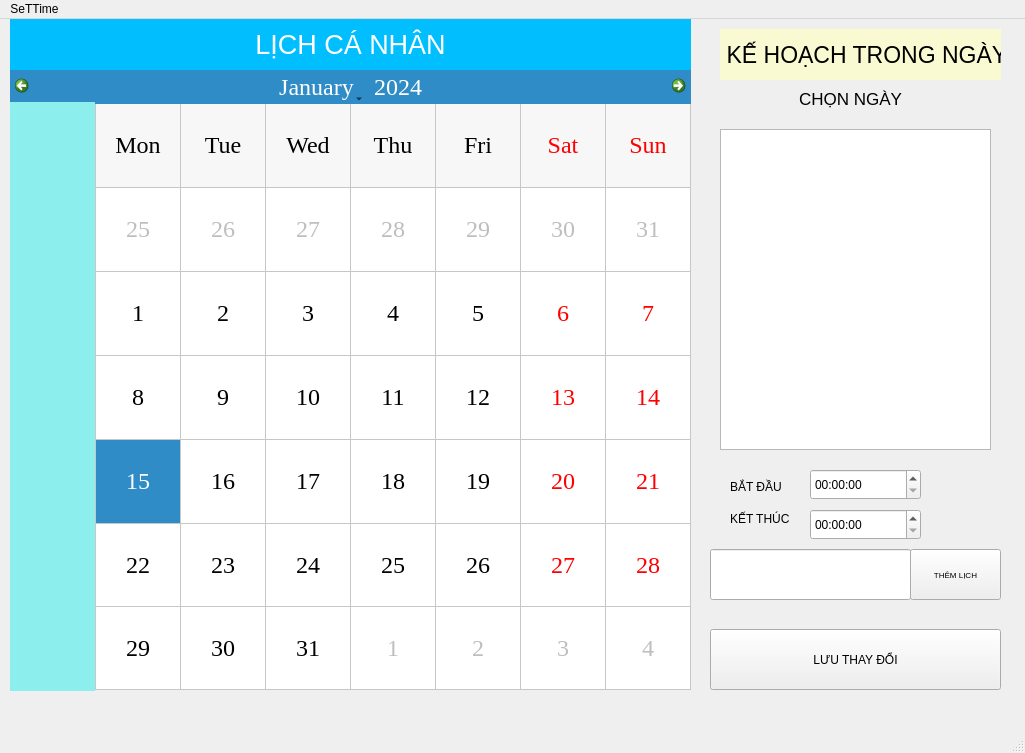
Qt form UI.ui (Monkey-D-Luc/calendar-project) before a commit.
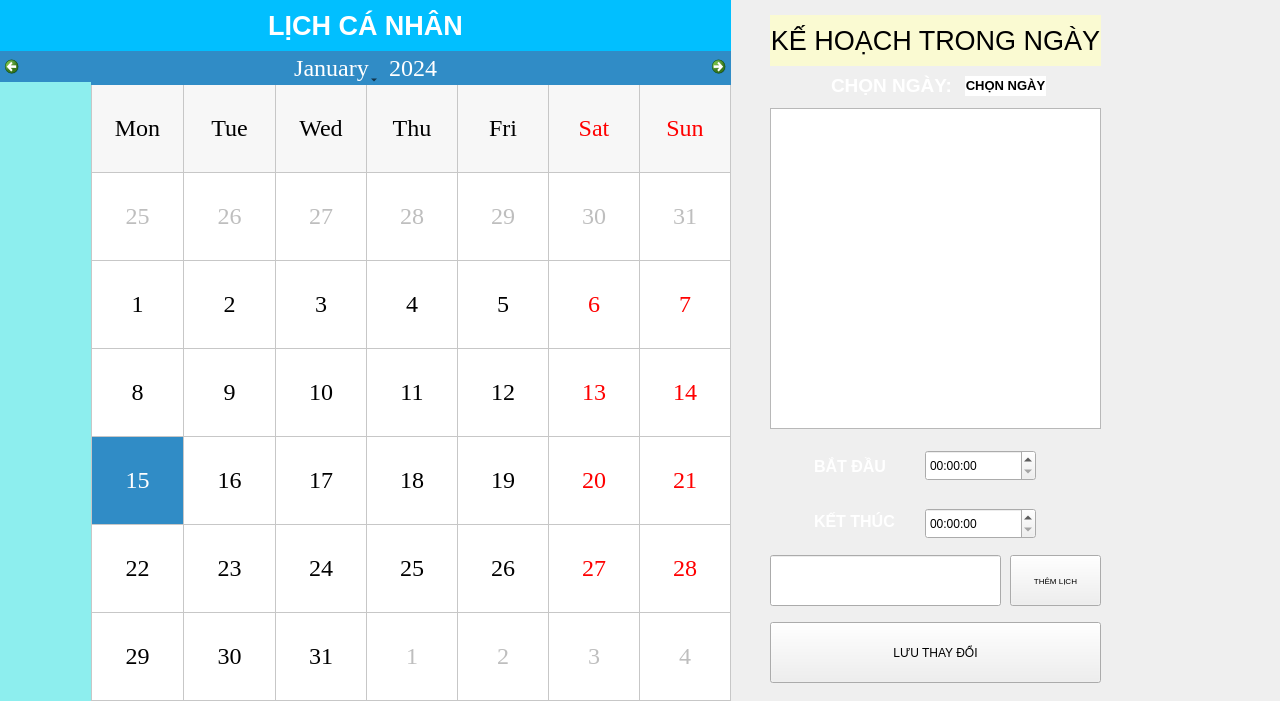
The same form after that commit.

The edit to the form file:
```diff
--- a/UI.ui
+++ b/UI.ui
@@ -2,32 +2,54 @@
 <ui version="4.0">
  <class>MainWindow</class>
  <widget class="QMainWindow" name="MainWindow">
+  <property name="enabled">
+   <bool>true</bool>
+  </property>
   <property name="geometry">
    <rect>
     <x>0</x>
     <y>0</y>
-    <width>1025</width>
-    <height>753</height>
+    <width>1280</width>
+    <height>701</height>
    </rect>
   </property>
+  <property name="font">
+   <font>
+    <kerning>true</kerning>
+   </font>
+  </property>
   <property name="windowTitle">
    <string>MainWindow</string>
   </property>
+  <property name="accessibleDescription">
+   <string/>
+  </property>
+  <property name="layoutDirection">
+   <enum>Qt::LeftToRight</enum>
+  </property>
+  <property name="autoFillBackground">
+   <bool>true</bool>
+  </property>
+  <property name="inputMethodHints">
+   <set>Qt::ImhNone</set>
+  </property>
   <widget class="QWidget" name="centralwidget">
+   <property name="layoutDirection">
+    <enum>Qt::LeftToRight</enum>
+   </property>
    <widget class="QCalendarWidget" name="calendarWidget">
     <property name="geometry">
      <rect>
-      <x>10</x>
+      <x>0</x>
       <y>50</y>
-      <width>681</width>
-      <height>621</height>
+      <width>731</width>
+      <height>651</height>
      </rect>
     </property>
     <property name="font">
      <font>
       <family>Times New Roman</family>
       <pointsize>18</pointsize>
-      <weight>75</weight>
       <bold>true</bold>
      </font>
     </property>
@@ -63,9 +85,9 @@
    <widget class="QLabel" name="label">
     <property name="geometry">
      <rect>
-      <x>10</x>
+      <x>0</x>
       <y>0</y>
-      <width>681</width>
+      <width>731</width>
       <height>51</height>
      </rect>
     </property>
@@ -76,7 +98,7 @@
 </string>
     </property>
     <property name="text">
-     <string>LỊCH CÁ NHÂN</string>
+     <string>&lt;html&gt;&lt;head/&gt;&lt;body&gt;&lt;p&gt;&lt;span style=&quot; font-weight:700;&quot;&gt;LỊCH CÁ NHÂN&lt;/span&gt;&lt;/p&gt;&lt;/body&gt;&lt;/html&gt;</string>
     </property>
     <property name="alignment">
      <set>Qt::AlignCenter</set>
@@ -85,9 +107,9 @@
    <widget class="QLabel" name="label_2">
     <property name="geometry">
      <rect>
-      <x>720</x>
-      <y>10</y>
-      <width>281</width>
+      <x>770</x>
+      <y>15</y>
+      <width>331</width>
       <height>51</height>
      </rect>
     </property>
@@ -104,7 +126,7 @@
 </string>
     </property>
     <property name="text">
-     <string>  KẾ HOẠCH TRONG NGÀY</string>
+     <string>&lt;html&gt;&lt;head/&gt;&lt;body&gt;&lt;p&gt;&lt;span style=&quot; font-size:20pt;&quot;&gt;KẾ HOẠCH TRONG NGÀY&lt;/span&gt;&lt;/p&gt;&lt;/body&gt;&lt;/html&gt;</string>
     </property>
     <property name="alignment">
      <set>Qt::AlignCenter</set>
@@ -113,8 +135,8 @@
    <widget class="QPushButton" name="addButton">
     <property name="geometry">
      <rect>
-      <x>910</x>
-      <y>530</y>
+      <x>1010</x>
+      <y>555</y>
       <width>91</width>
       <height>51</height>
      </rect>
@@ -122,7 +144,6 @@
     <property name="font">
      <font>
       <pointsize>6</pointsize>
-      <weight>50</weight>
       <italic>false</italic>
       <bold>false</bold>
      </font>
@@ -137,10 +158,10 @@
    <widget class="QLabel" name="label_3">
     <property name="geometry">
      <rect>
-      <x>10</x>
-      <y>83</y>
-      <width>85</width>
-      <height>589</height>
+      <x>0</x>
+      <y>82</y>
+      <width>91</width>
+      <height>621</height>
      </rect>
     </property>
     <property name="styleSheet">
@@ -153,17 +174,18 @@
    <widget class="QLabel" name="label_4">
     <property name="geometry">
      <rect>
-      <x>730</x>
-      <y>70</y>
-      <width>241</width>
+      <x>965</x>
+      <y>76</y>
+      <width>81</width>
       <height>20</height>
      </rect>
     </property>
     <property name="styleSheet">
-     <string notr="true">font: 13pt</string>
+     <string notr="true">font: 13pt;
+background-color: rgb(255, 255, 255);</string>
     </property>
     <property name="text">
-     <string>CHỌN NGÀY</string>
+     <string>&lt;html&gt;&lt;head/&gt;&lt;body&gt;&lt;p&gt;&lt;span style=&quot; font-size:10pt; font-weight:700; color:#000000;&quot;&gt;CHỌN NGÀY&lt;/span&gt;&lt;/p&gt;&lt;/body&gt;&lt;/html&gt;</string>
     </property>
     <property name="alignment">
      <set>Qt::AlignCenter</set>
@@ -172,35 +194,35 @@
    <widget class="QLabel" name="label_5">
     <property name="geometry">
      <rect>
-      <x>730</x>
-      <y>460</y>
-      <width>55</width>
-      <height>16</height>
+      <x>814</x>
+      <y>456</y>
+      <width>81</width>
+      <height>21</height>
      </rect>
     </property>
     <property name="text">
-     <string>BẮT ĐẦU</string>
+     <string>&lt;html&gt;&lt;head/&gt;&lt;body&gt;&lt;p&gt;&lt;span style=&quot; font-size:12pt; font-weight:700; color:#ffffff;&quot;&gt;BẮT ĐẦU&lt;/span&gt;&lt;/p&gt;&lt;/body&gt;&lt;/html&gt;</string>
     </property>
    </widget>
    <widget class="QLabel" name="label_6">
     <property name="geometry">
      <rect>
-      <x>730</x>
-      <y>490</y>
-      <width>61</width>
+      <x>814</x>
+      <y>512</y>
+      <width>81</width>
       <height>20</height>
      </rect>
     </property>
     <property name="text">
-     <string>KẾT THÚC</string>
+     <string>&lt;html&gt;&lt;head/&gt;&lt;body&gt;&lt;p&gt;&lt;span style=&quot; font-size:12pt; font-weight:700; color:#ffffff;&quot;&gt;KẾT THÚC&lt;/span&gt;&lt;/p&gt;&lt;/body&gt;&lt;/html&gt;</string>
     </property>
    </widget>
    <widget class="QPushButton" name="saveButton">
     <property name="geometry">
      <rect>
-      <x>710</x>
-      <y>610</y>
-      <width>291</width>
+      <x>770</x>
+      <y>622</y>
+      <width>331</width>
       <height>61</height>
      </rect>
     </property>
@@ -211,9 +233,9 @@
    <widget class="QListWidget" name="tasksListWidget">
     <property name="geometry">
      <rect>
-      <x>720</x>
-      <y>110</y>
-      <width>271</width>
+      <x>770</x>
+      <y>108</y>
+      <width>331</width>
       <height>321</height>
      </rect>
     </property>
@@ -221,9 +243,9 @@
    <widget class="QLineEdit" name="taskLineEdit">
     <property name="geometry">
      <rect>
-      <x>710</x>
-      <y>530</y>
-      <width>201</width>
+      <x>770</x>
+      <y>555</y>
+      <width>231</width>
       <height>51</height>
      </rect>
     </property>
@@ -231,7 +253,7 @@
    <widget class="QTimeEdit" name="timeIn">
     <property name="geometry">
      <rect>
-      <x>810</x>
+      <x>925</x>
       <y>450</y>
       <width>111</width>
       <height>31</height>
@@ -241,31 +263,27 @@
    <widget class="QTimeEdit" name="timeOut">
     <property name="geometry">
      <rect>
-      <x>810</x>
-      <y>490</y>
+      <x>925</x>
+      <y>508</y>
       <width>111</width>
       <height>31</height>
      </rect>
     </property>
    </widget>
-  </widget>
-  <widget class="QMenuBar" name="menubar">
-   <property name="geometry">
-    <rect>
-     <x>0</x>
-     <y>0</y>
-     <width>1025</width>
-     <height>21</height>
-    </rect>
-   </property>
-   <widget class="QMenu" name="menuSeTTime">
-    <property name="title">
-     <string>SeTTime</string>
+   <widget class="QLabel" name="label_7">
+    <property name="geometry">
+     <rect>
+      <x>831</x>
+      <y>70</y>
+      <width>131</width>
+      <height>31</height>
+     </rect>
+    </property>
+    <property name="text">
+     <string>&lt;html&gt;&lt;head/&gt;&lt;body&gt;&lt;p&gt;&lt;span style=&quot; font-size:14pt; font-weight:700; color:#ffffff;&quot;&gt;CHỌN NGÀY:&lt;/span&gt;&lt;/p&gt;&lt;/body&gt;&lt;/html&gt;</string>
     </property>
    </widget>
-   <addaction name="menuSeTTime"/>
   </widget>
-  <widget class="QStatusBar" name="statusbar"/>
  </widget>
  <resources/>
  <connections/>
```
